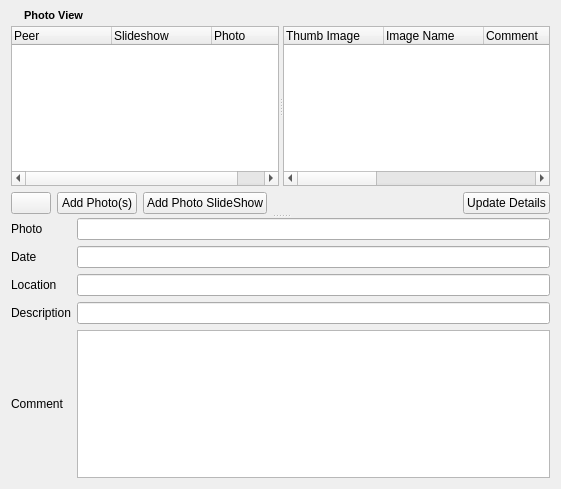
Before: the Qt Designer form retroshare-gui/src/gui/PhotoDialog.ui in RetroShare/RetroShare, drawn with Qt 5.
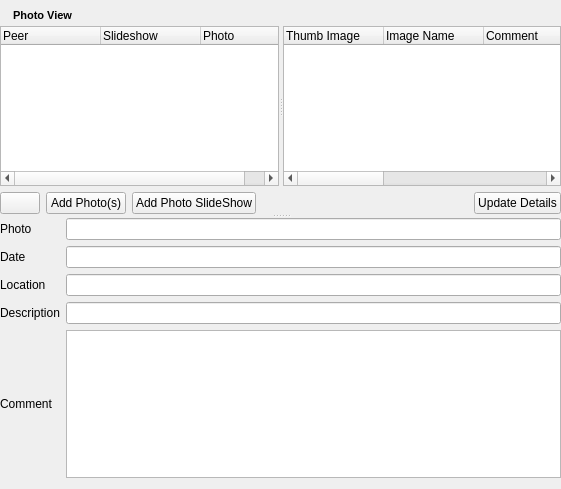
After: the same form once the commit is applied. Icons and pictures are not drawn.

Diff of the .ui file:
```diff
--- a/retroshare-gui/src/gui/PhotoDialog.ui
+++ b/retroshare-gui/src/gui/PhotoDialog.ui
@@ -13,9 +13,15 @@
    <string>Form</string>
   </property>
   <layout class="QGridLayout" >
+   <property name="leftMargin" >
+    <number>0</number>
+   </property>
    <property name="topMargin" >
     <number>6</number>
    </property>
+   <property name="rightMargin" >
+    <number>0</number>
+   </property>
    <property name="verticalSpacing" >
     <number>0</number>
    </property>
```
